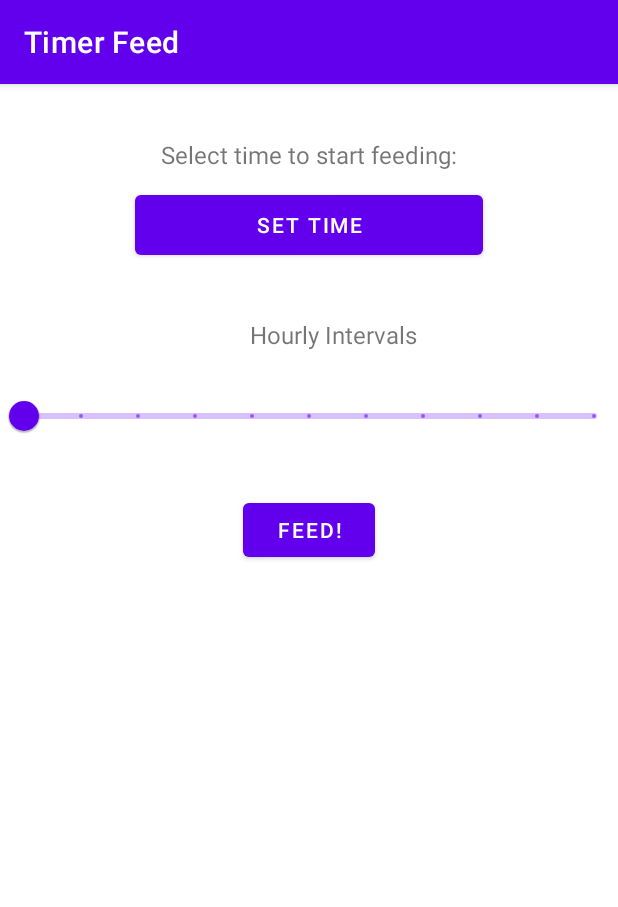
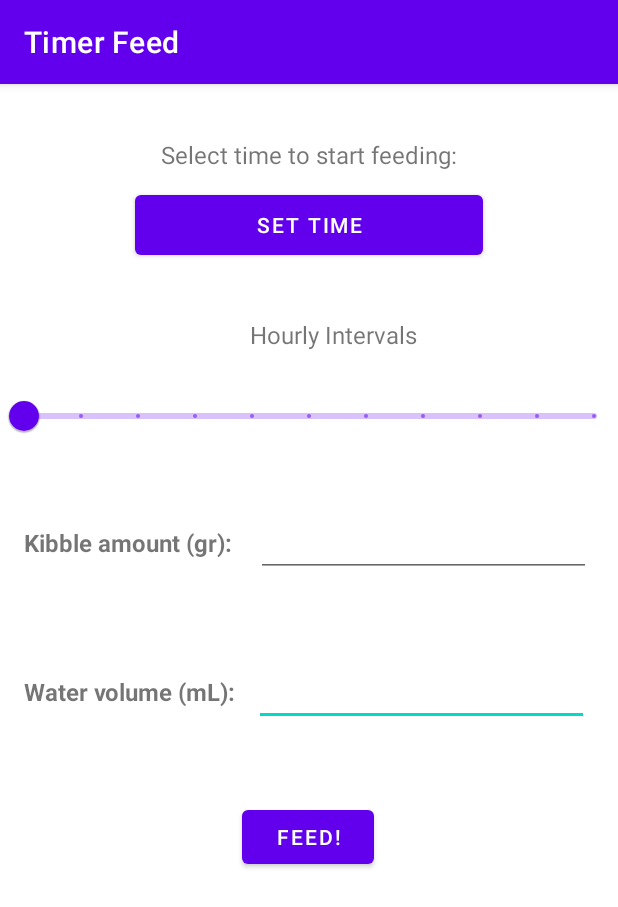
Before and after one commit to tadzio8425/RemotePet, an Android app: the TimerFeedActivity screen opened directly, with no data from a screen before it, on a phone screen of 412 x 824 dp. Shown: the top 907 px of the screen. Run offline under Robolectric (Android 15) with nearby library versions, the phone set to English and light mode, and no system bars; libraries missing offline, so code that uses them is left out: tech.gusavila92.websocketclient.

Commit message:
prociones del timer feed agregadas!

```diff
--- a/AppDev/App/RemotePetJava/app/src/main/java/com/example/remotepetjava/TimerFeedActivity.java
+++ b/AppDev/App/RemotePetJava/app/src/main/java/com/example/remotepetjava/TimerFeedActivity.java
@@ -6,6 +6,7 @@ import android.app.TimePickerDialog;
 import android.os.Bundle;
 import android.view.View;
 import android.widget.Button;
+import android.widget.EditText;
 import android.widget.ProgressBar;
 import android.widget.TimePicker;
 
@@ -46,7 +47,11 @@ public class TimerFeedActivity extends AppCompatActivity {
         Slider hourly_slider = (Slider) findViewById(R.id.slider);
         float hourly_interval = hourly_slider.getValue();
 
-        MainActivity.webSocketClient.send("INTERVAL START"+":"+hour+":"+minute+":"+hourly_interval);
+        //Obtener los valores de la porción
+        EditText kibbleAmount = (EditText)  findViewById(R.id.editTextKibble2);
+        EditText waterVolume = (EditText)  findViewById(R.id.editTextWater2);
+
+        MainActivity.webSocketClient.send("INTERVAL START"+":"+hour+":"+minute+":"+hourly_interval+":"+kibbleAmount.getText()+":"+waterVolume.getText());
 
     };
 }
--- a/AppDev/App/RemotePetJava/app/src/main/res/layout/activity_timer_feed.xml
+++ b/AppDev/App/RemotePetJava/app/src/main/res/layout/activity_timer_feed.xml
@@ -5,6 +5,52 @@
     android:layout_width="match_parent"
     android:layout_height="match_parent"
     tools:context=".TimerFeedActivity">
+
+    <EditText
+        android:id="@+id/editTextWater2"
+        android:layout_width="223dp"
+        android:layout_height="43dp"
+        android:layout_marginStart="12dp"
+        android:layout_marginTop="56dp"
+        android:ems="10"
+        android:inputType="numberSigned"
+        app:layout_constraintStart_toEndOf="@+id/textView10"
+        app:layout_constraintTop_toBottomOf="@+id/editTextKibble2" />
+
+    <TextView
+        android:id="@+id/textView10"
+        android:layout_width="wrap_content"
+        android:layout_height="wrap_content"
+        android:layout_marginStart="16dp"
+        android:layout_marginTop="77dp"
+        android:text="Water volume (mL):"
+        android:textSize="16sp"
+        android:textStyle="bold"
+        app:layout_constraintStart_toStartOf="parent"
+        app:layout_constraintTop_toBottomOf="@+id/textView9" />
+
+    <EditText
+        android:id="@+id/editTextKibble2"
+        android:layout_width="223dp"
+        android:layout_height="43dp"
+        android:layout_marginStart="16dp"
+        android:layout_marginTop="40dp"
+        android:ems="10"
+        android:inputType="numberSigned"
+        app:layout_constraintStart_toEndOf="@+id/textView9"
+        app:layout_constraintTop_toBottomOf="@+id/slider" />
+
+    <TextView
+        android:id="@+id/textView9"
+        android:layout_width="wrap_content"
+        android:layout_height="wrap_content"
+        android:layout_marginStart="16dp"
+        android:layout_marginTop="49dp"
+        android:text="Kibble amount (gr):"
+        android:textSize="16sp"
+        android:textStyle="bold"
+        app:layout_constraintStart_toStartOf="parent"
+        app:layout_constraintTop_toBottomOf="@+id/slider" />
 
     <TextView
         android:id="@+id/textView2"
@@ -63,12 +109,13 @@
         android:layout_width="wrap_content"
         android:layout_height="wrap_content"
         android:layout_marginStart="150dp"
-        android:layout_marginTop="28dp"
+        android:layout_marginTop="50dp"
         android:layout_marginEnd="150dp"
+        android:onClick="setFeedTimeInterval"
         android:text="Feed!"
-        android:onClick="setFeedTimeInterval"
         app:layout_constraintEnd_toEndOf="parent"
+        app:layout_constraintHorizontal_bias="0.478"
         app:layout_constraintStart_toStartOf="parent"
-        app:layout_constraintTop_toBottomOf="@+id/slider" />
+        app:layout_constraintTop_toBottomOf="@+id/editTextWater2" />
 
 </androidx.constraintlayout.widget.ConstraintLayout>
```
